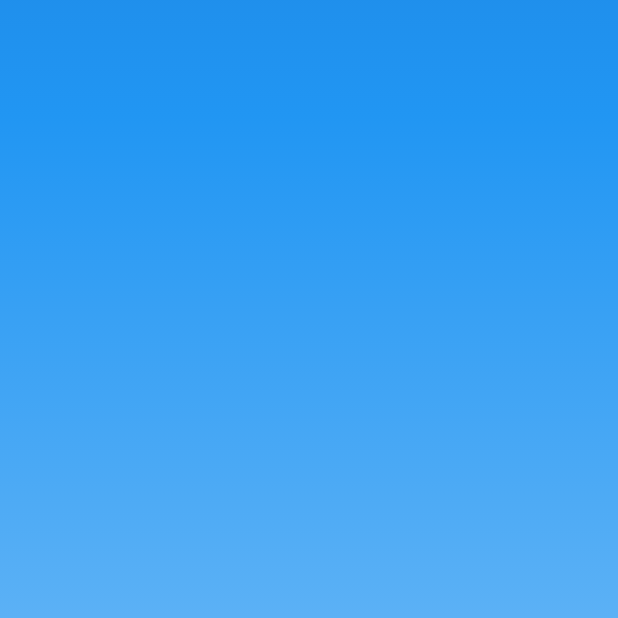
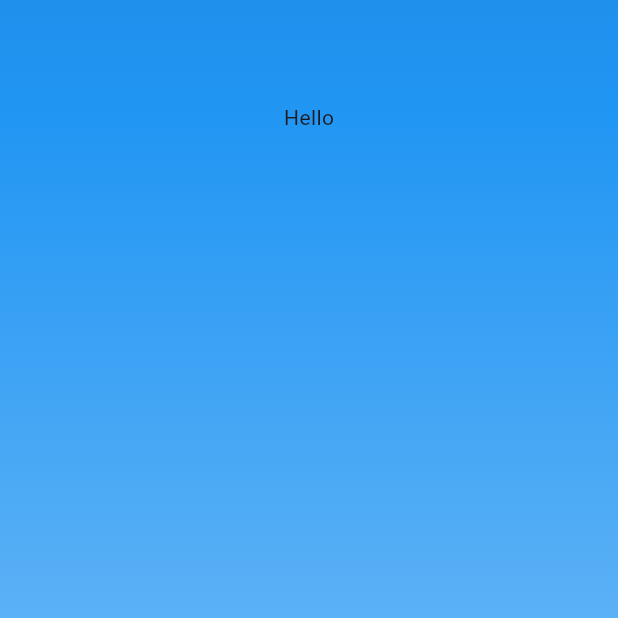
Before and after one commit to hippieperm/flutter_location_explorer, a Flutter app: the screen it shows after launch, on a phone screen of 412 x 824 dp, the part 543-1161 px from its top. Run offline on Flutter 3.47's test engine with Material 3 defaults, Android fonts, the phone set to English and light mode, and no system bars; our stand-ins replace flutter_dotenv.

Commit message:
홈 페이지에 콘텐츠 위젯을 추가하여 'Hello' 텍스트를 중앙에 표시하도록 수정함.

```diff
--- a/lib/ui/pages/home/home_page.dart
+++ b/lib/ui/pages/home/home_page.dart
@@ -9,7 +9,7 @@ class HomePage extends StatelessWidget {
       appBar: AppBar(backgroundColor: Colors.blue[700]),
       body: SafeArea(
         bottom: false,
-        child: Stack(children: [_buildBackground()]),
+        child: Stack(children: [_buildBackground(), _buildContent()]),
       ),
     );
   }
@@ -26,3 +26,7 @@ Widget _buildBackground() {
     ),
   );
 }
+
+Center _buildContent() {
+  return Center(child: Text('Hello'));
+}
```
